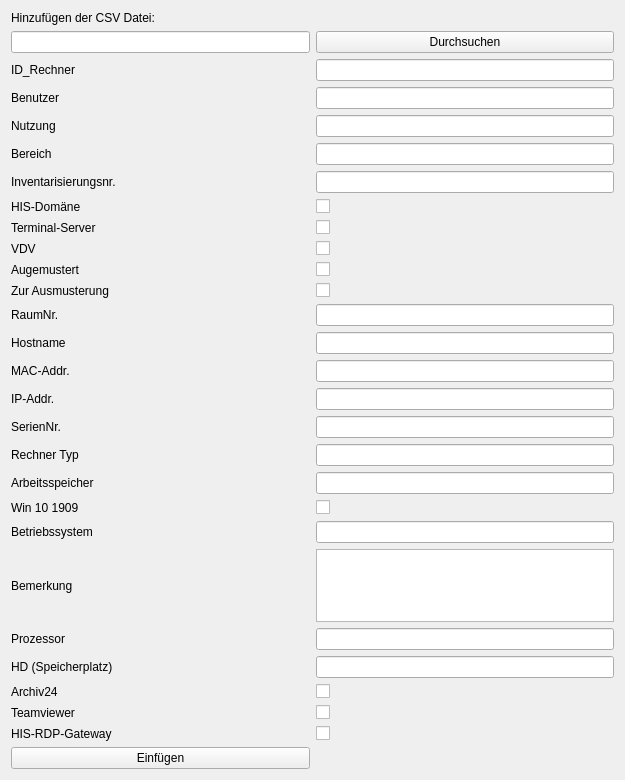
Before: the Qt Designer form ui_pcdaten/setdevice.ui in EnjoyFitness92/Projekt_PCDaten, drawn with Qt 5.
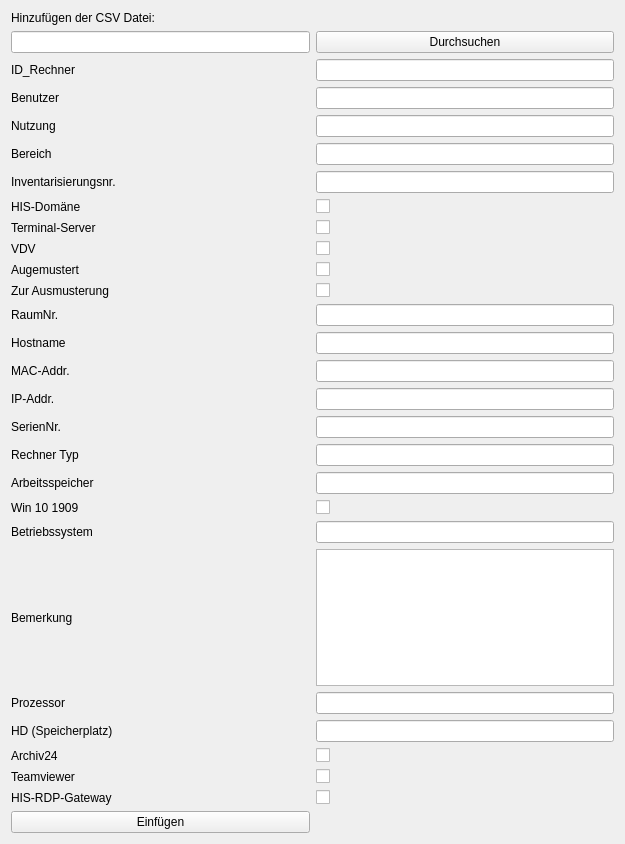
After: the same form once the commit is applied.

Diff of the .ui file:
```diff
--- a/ui_pcdaten/setdevice.ui
+++ b/ui_pcdaten/setdevice.ui
@@ -7,7 +7,7 @@
     <x>0</x>
     <y>0</y>
     <width>625</width>
-    <height>780</height>
+    <height>844</height>
    </rect>
   </property>
   <property name="windowTitle">
```
Left out of the diff: 406 changed lines with no effect on the pictures.
